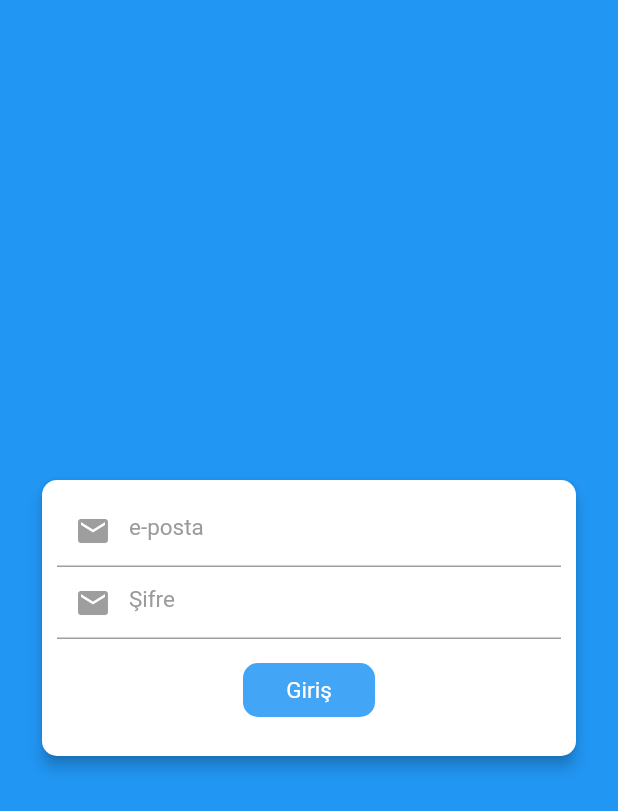
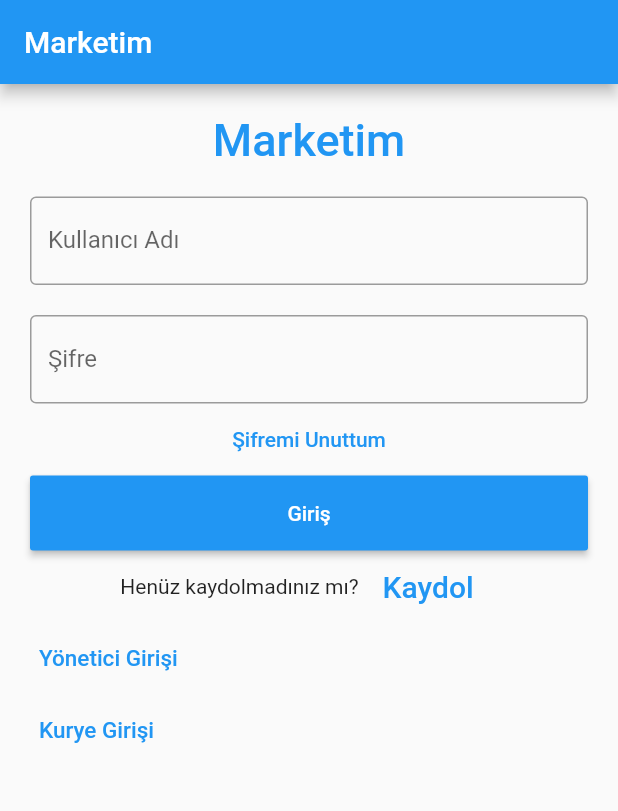
Before and after one commit to ibrahmozdemir1/mobil_final_proje, a Flutter app: the screen it shows after launch, after a tap on "Giriş", on a phone screen of 412 x 824 dp. Shown: the top 811 px of the screen. Run offline on Flutter 3.47's test engine with Material 2 defaults, Android fonts, the phone set to English and light mode, and no system bars; project files that could hold a hidden picture were left out.

Commit message:
Kullanıcı giriş ekranı eklendi

```diff
--- a/lib/main.dart
+++ b/lib/main.dart
@@ -1,10 +1,12 @@
 import 'package:flutter/material.dart';
-import 'package:mobil_final_proje/Login/login.dart';
+import 'package:mobil_final_proje/pages/login_page.dart';
 
-void main(){
-  runApp(MaterialApp(
-    home: new Login(),
-    debugShowCheckedModeBanner: false,
-    ),
-  );
+void main() => runApp(MyApp());
+
+class MyApp extends StatelessWidget {
+  @override
+  Widget build(BuildContext context) {
+    return MaterialApp(
+        theme: ThemeData(primarySwatch: Colors.blue), home: LoginPage());
+  }
 }
--- /dev/null
+++ b/lib/pages/login_page.dart
@@ -0,0 +1,124 @@
+import 'package:flutter/material.dart';
+
+class LoginPage extends StatefulWidget {
+  @override
+  State<StatefulWidget> createState() => new _State();
+}
+
+class _State extends State<LoginPage> {
+  TextEditingController nameController = TextEditingController();
+  TextEditingController passwordController = TextEditingController();
+
+  @override
+  Widget build(BuildContext context) {
+    return Scaffold(
+        appBar: AppBar(
+          title: Text('Marketim'),
+        ),
+        body: Padding(
+            padding: EdgeInsets.all(10),
+            child: ListView(
+              children: <Widget>[
+                Container(
+                    alignment: Alignment.center,
+                    padding: EdgeInsets.all(10),
+                    child: Text(
+                      'Marketim',
+                      style: TextStyle(
+                          color: Colors.blue,
+                          fontWeight: FontWeight.w500,
+                          fontSize: 30),
+                    )),
+                Container(
+                  padding: EdgeInsets.all(10),
+                  child: TextField(
+                    controller: nameController,
+                    decoration: InputDecoration(
+                      border: OutlineInputBorder(),
+                      labelText: 'Kullanıcı Adı',
+                    ),
+                  ),
+                ),
+                Container(
+                  padding: EdgeInsets.fromLTRB(10, 10, 10, 0),
+                  child: TextField(
+                    obscureText: true,
+                    controller: passwordController,
+                    decoration: InputDecoration(
+                      border: OutlineInputBorder(),
+                      labelText: 'Şifre',
+                    ),
+                  ),
+                ),
+                FlatButton(
+                  onPressed: () {
+                    //forgot password screen
+                  },
+                  textColor: Colors.blue,
+                  child: Text('Şifremi Unuttum'),
+                ),
+                Container(
+                    height: 50,
+                    padding: EdgeInsets.fromLTRB(10, 0, 10, 0),
+                    child: RaisedButton(
+                      textColor: Colors.white,
+                      color: Colors.blue,
+                      child: Text('Giriş'),
+                      onPressed: () {
+                        print(nameController.text);
+                        print(passwordController.text);
+                      },
+                    )),
+                Container(
+                    child: Row(
+                  children: <Widget>[
+                    Text('Henüz kaydolmadınız mı?'),
+                    FlatButton(
+                      textColor: Colors.blue,
+                      child: Text(
+                        'Kaydol',
+                        style: TextStyle(fontSize: 20),
+                      ),
+                      onPressed: () {
+                        //signup screen
+                      },
+                    )
+                  ],
+                  mainAxisAlignment: MainAxisAlignment.center,
+                )),
+                Container(
+                  child: Row(
+                    children: <Widget>[
+                      FlatButton(
+                        textColor: Colors.blue,
+                        child: Text(
+                          "Yönetici Girişi",
+                          style: TextStyle(fontSize: 15),
+                        ),
+                        onPressed: () {
+                          //
+                        },
+                      )
+                    ],
+                  ),
+                ),
+                Container(
+                  child: Row(
+                    children: <Widget>[
+                      FlatButton(
+                        textColor: Colors.blue,
+                        child: Text(
+                          "Kurye Girişi",
+                          style: TextStyle(fontSize: 15),
+                        ),
+                        onPressed: () {
+                          //
+                        },
+                      )
+                    ],
+                  ),
+                )
+              ],
+            )));
+  }
+}
```
Also changed, not shown: pubspec.yaml (+17 -14 lines), assets/fonts/Work_Sans/WorkSans-Black.ttf (added), assets/fonts/Work_Sans/WorkSans-Bold.ttf (added), assets/fonts/Work_Sans/WorkSans-ExtraBold.ttf (added), assets/fonts/Work_Sans/WorkSans-ExtraLight.ttf (added), assets/fonts/Work_Sans/WorkSans-Light.ttf (added), assets/fonts/Work_Sans/WorkSans-Medium.ttf (added), assets/fonts/Work_Sans/WorkSans-Regular.ttf (added), assets/fonts/Work_Sans/WorkSans-SemiBold.ttf (added), assets/fonts/Work_Sans/WorkSans-Thin.ttf (added), assets/img/login_logo.png (added), pubspec.lock.
